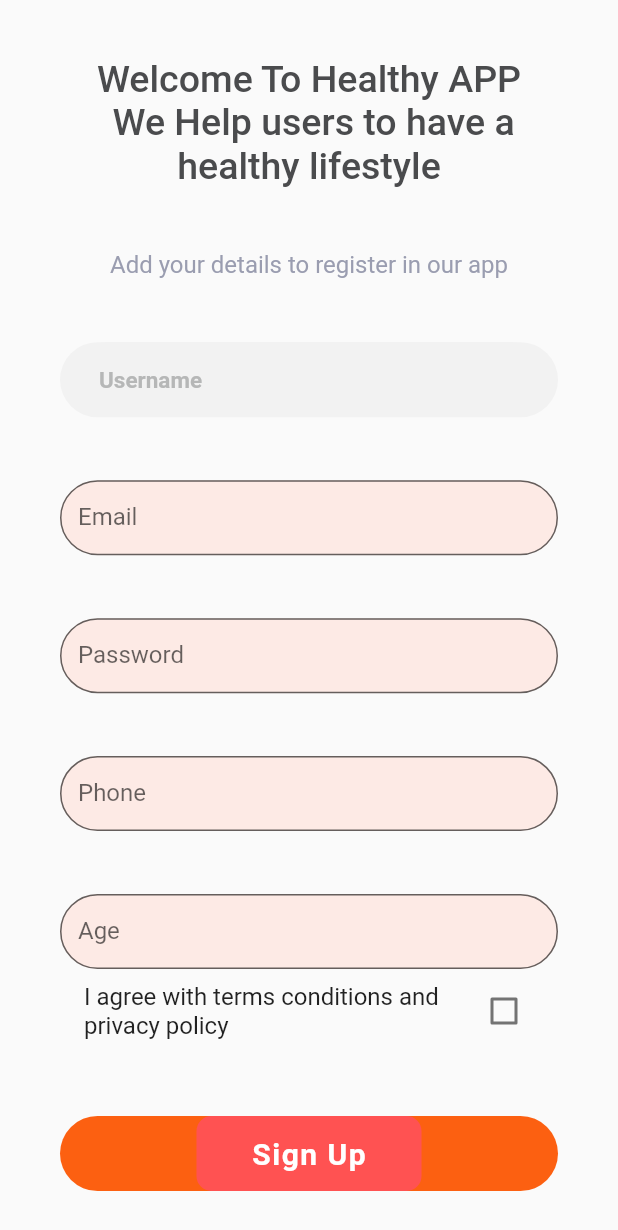
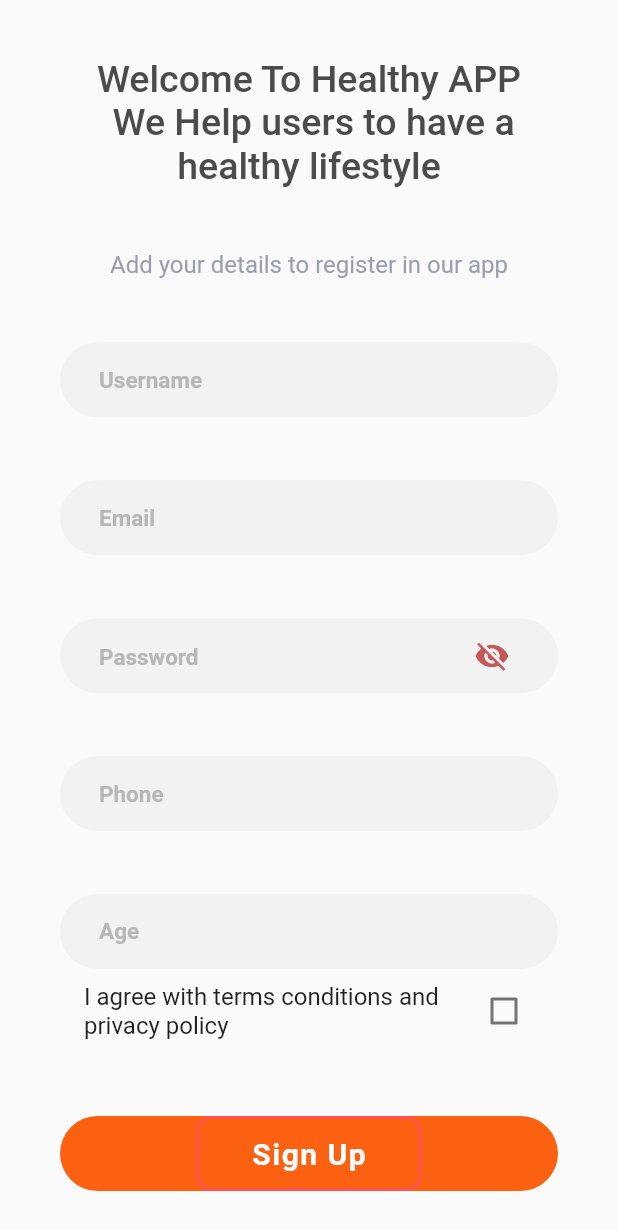
Before and after one commit to NassimMahmoudi/Healthy01, a Flutter app: the RegisterScreen screen opened by its route, on a phone screen of 412 x 824 dp. Shown: the top 1230 px of the screen. Run offline on Flutter 3.47's test engine with Material 2 defaults, Android fonts, the phone set to English and light mode, and no system bars; drawn by our look-alikes of snippet_coder_utils; our stand-ins replace flutter_svg; missing offline and left inert: api_cache_manager, clip_shadow, dart:html; Roboto replaces fonts that are missing (Metropolis).

Commit message:
OnBoarding Second Screen commit

```diff
--- a/lib/main.dart
+++ b/lib/main.dart
@@ -15,6 +15,7 @@ import 'package:healthy01/screens/myOrderScreen.dart';
 import 'package:healthy01/screens/newPwScreen.dart';
 import 'package:healthy01/screens/notificationScreen.dart';
 import 'package:healthy01/screens/offerScreen.dart';
+import 'package:healthy01/screens/onboarding_second_screen.dart';
 import 'package:healthy01/screens/paymentScreen.dart';
 import 'package:healthy01/screens/profileScreen.dart';
 import 'package:healthy01/screens/register.dart';
@@ -94,6 +95,8 @@ class App extends StatelessWidget {
       ),
       routes: {
         RegisterScreen.routeName: (context) => const RegisterScreen(),
+        OnboardingSecondScreen.routeName: (context) =>
+            const OnboardingSecondScreen(),
         LoginScreen.routeName: (context) => const LoginScreen(),
         OnboardingScreen.routeName: (context) => const OnboardingScreen(),
         ForgetPwScreen.routeName: (context) => ForgetPwScreen(),
--- a/lib/screens/login.dart
+++ b/lib/screens/login.dart
@@ -194,6 +194,7 @@ class _loginScreenState extends State<LoginScreen> {
                         },
                         txtColor: Color.fromARGB(255, 255, 255, 255),
                         borderRadius: 10,
+                        btnColor: Color(0xFFFC6011),
                       ),
                     )),
                 Spacer(),
--- a/lib/screens/register.dart
+++ b/lib/screens/register.dart
@@ -7,6 +7,7 @@ import 'package:healthy01/const/colors.dart';
 import 'package:healthy01/models/register_request_model.dart';
 import 'package:healthy01/screens/homeScreen.dart';
 import 'package:healthy01/screens/home_screen.dart';
+import 'package:healthy01/screens/login.dart';
 import 'package:healthy01/services/api_service.dart';
 import 'package:healthy01/utils/helper.dart';
 import 'package:snippet_coder_utils/FormHelper.dart';
@@ -24,14 +25,12 @@ class RegisterScreen extends StatefulWidget {
 }
 
 class _registerScreenState extends State<RegisterScreen> {
-  TextEditingController usernameController = TextEditingController();
-  TextEditingController passwordController = TextEditingController();
-  TextEditingController ageController = TextEditingController();
-  TextEditingController phoneController = TextEditingController();
-  TextEditingController emailController = TextEditingController();
   bool isApiCallProcess = false;
   String? userName;
   String? password;
+  String? email;
+  String? phone;
+  String? age;
   bool hidePassword = true;
   GlobalKey<FormState> globalFormKey = GlobalKey<FormState>();
   bool isChecked = false;
@@ -122,98 +121,142 @@ class _registerScreenState extends State<RegisterScreen> {
                 ),
                 Spacer(),
                 Container(
+                  width: double.infinity,
                   height: 50,
-                  alignment: Alignment.center,
+                  // ignore: prefer_const_constructors
+                  decoration: ShapeDecoration(
+                    color: AppColor.placeholderBg,
+                    shape: const StadiumBorder(),
+                  ),
                   //margin: EdgeInsets.symmetric(horizontal: 50),
-                  child: TextField(
-                    controller: emailController,
-                    decoration: InputDecoration(
-                      labelText: "Email",
-                      filled: true, //<-- SEE HERE
-                      fillColor: Color.fromARGB(255, 253, 234, 229),
-                      border: OutlineInputBorder(
-                        borderRadius: BorderRadius.circular(30),
-                        borderSide: BorderSide(
-                          color: Color.fromARGB(255, 253, 116, 98),
-                          width: 5.0,
-                        ),
-                      ),
-                    ),
-                    obscureText: false,
+                  child: FormHelper.inputFieldWidget(
+                    context,
+                    "Email",
+                    "Email",
+                    (onValidateVal) {
+                      if (onValidateVal.isEmpty) {
+                        return 'Email can\'t be empty.';
+                      }
+
+                      return null;
+                    },
+                    (onSavedVal) => {
+                      email = onSavedVal,
+                    },
+                    borderColor: AppColor.placeholderBg,
+                    borderFocusColor: AppColor.placeholderBg,
+                    textColor: AppColor.placeholder,
+                    hintColor: AppColor.placeholder,
+                    borderRadius: 10,
                   ),
                 ),
                 Spacer(),
                 Container(
                   height: 50,
                   alignment: Alignment.center,
+                  decoration: const ShapeDecoration(
+                    color: AppColor.placeholderBg,
+                    shape: StadiumBorder(),
+                  ),
                   //margin: EdgeInsets.symmetric(horizontal: 50),
-                  child: TextField(
-                    controller: passwordController,
-                    decoration: InputDecoration(
-                      labelText: "Password",
-                      filled: true, //<-- SEE HERE
-                      fillColor: Color.fromARGB(255, 253, 234, 229),
-                      border: OutlineInputBorder(
-                        borderRadius: BorderRadius.circular(30),
-                        borderSide: BorderSide(
-                          color: Color.fromARGB(255, 253, 116, 98),
-                          width: 5.0,
-                        ),
+                  child: FormHelper.inputFieldWidget(
+                    context,
+                    "Password",
+                    "Password",
+                    (onValidateVal) {
+                      if (onValidateVal.isEmpty) {
+                        return 'Password can\'t be empty.';
+                      }
+
+                      return null;
+                    },
+                    (onSavedVal) => {
+                      password = onSavedVal,
+                    },
+                    prefixIcon: const Icon(Icons.lock),
+                    initialValue: "",
+                    obscureText: hidePassword,
+                    borderFocusColor: AppColor.placeholderBg,
+                    prefixIconColor: Color.fromARGB(255, 230, 78, 78),
+                    borderColor: AppColor.placeholderBg,
+                    textColor: AppColor.placeholder,
+                    hintColor: AppColor.placeholder,
+                    borderRadius: 10,
+                    suffixIcon: IconButton(
+                      onPressed: () {
+                        setState(() {
+                          hidePassword = !hidePassword;
+                        });
+                      },
+                      color: Color.fromARGB(255, 177, 21, 21).withOpacity(0.7),
+                      icon: Icon(
+                        hidePassword ? Icons.visibility_off : Icons.visibility,
                       ),
                     ),
-                    obscureText: true,
                   ),
                 ),
                 Spacer(),
                 Container(
+                  width: double.infinity,
                   height: 50,
-                  alignment: Alignment.center,
+                  // ignore: prefer_const_constructors
+                  decoration: ShapeDecoration(
+                    color: AppColor.placeholderBg,
+                    shape: const StadiumBorder(),
+                  ),
                   //margin: EdgeInsets.symmetric(horizontal: 50),
-                  child: TextField(
-                    controller: phoneController,
-                    keyboardType: TextInputType.number,
-                    inputFormatters: <TextInputFormatter>[
-                      FilteringTextInputFormatter.digitsOnly
-                    ],
-                    decoration: InputDecoration(
-                      labelText: "Phone",
-                      filled: true, //<-- SEE HERE
-                      fillColor: Color.fromARGB(255, 253, 234, 229),
-                      border: OutlineInputBorder(
-                        borderRadius: BorderRadius.circular(30),
-                        borderSide: BorderSide(
-                          color: Color.fromARGB(255, 253, 116, 98),
-                          width: 5.0,
-                        ),
-                      ),
-                    ),
-                    obscureText: false,
+                  child: FormHelper.inputFieldWidget(
+                    context,
+                    "Phone",
+                    "Phone",
+                    (onValidateVal) {
+                      if (onValidateVal.isEmpty) {
+                        return 'Phone can\'t be empty.';
+                      }
+
+                      return null;
+                    },
+                    (onSavedVal) => {
+                      phone = onSavedVal,
+                    },
+                    borderColor: AppColor.placeholderBg,
+                    borderFocusColor: AppColor.placeholderBg,
+                    textColor: AppColor.placeholder,
+                    hintColor: AppColor.placeholder,
+                    borderRadius: 10,
+                    isNumeric: true,
                   ),
                 ),
                 Spacer(),
                 Container(
+                  width: double.infinity,
                   height: 50,
-                  alignment: Alignment.center,
+                  // ignore: prefer_const_constructors
+                  decoration: ShapeDecoration(
+                    color: AppColor.placeholderBg,
+                    shape: const StadiumBorder(),
+                  ),
                   //margin: EdgeInsets.symmetric(horizontal: 50),
-                  child: TextField(
-                    controller: ageController,
-                    keyboardType: TextInputType.number,
-                    inputFormatters: <TextInputFormatter>[
-                      FilteringTextInputFormatter.digitsOnly
-                    ],
-                    decoration: InputDecoration(
-                      labelText: "Age",
-                      filled: true, //<-- SEE HERE
-                      fillColor: Color.fromARGB(255, 253, 234, 229),
-                      border: OutlineInputBorder(
-                        borderRadius: BorderRadius.circular(30),
-                        borderSide: BorderSide(
-                          color: Color.fromARGB(255, 253, 116, 98),
-                          width: 5.0,
-                        ),
-                      ),
-                    ),
-                    obscureText: false,
+                  child: FormHelper.inputFieldWidget(
+                    context,
+                    "Age",
+                    "Age",
+                    (onValidateVal) {
+                      if (onValidateVal.isEmpty) {
+                        return 'Age can\'t be empty.';
+                      }
+
+                      return null;
+                    },
+                    (onSavedVal) => {
+                      age = onSavedVal,
+                    },
+                    borderColor: AppColor.placeholderBg,
+                    borderFocusColor: AppColor.placeholderBg,
+                    textColor: AppColor.placeholder,
+                    hintColor: AppColor.placeholder,
+                    borderRadius: 10,
+                    isNumeric: true,
                   ),
                 ),
                 CheckboxListTile(
@@ -240,8 +283,9 @@ class _registerScreenState extends State<RegisterScreen> {
                       child: FormHelper.submitButton(
                         "Sign Up",
                         () {
-                          print(' $userName, $password');
                           if (validateAndSave()) {
+                            print(
+                                ' $userName, $password, $email, $phone, $age');
                             setState(() {
                               isApiCallProcess = true;
                             });
@@ -249,9 +293,9 @@ class _registerScreenState extends State<RegisterScreen> {
                             RegisterRequestModel model = RegisterRequestModel(
                               username: userName!,
                               password: password!,
-                              email: password!,
-                              age: password!,
-                              phone: password!,
+                              email: email!,
+                              age: age!,
+                              phone: phone!,
                             );
 
                             APIService.register(model).then(
@@ -266,11 +310,9 @@ class _registerScreenState extends State<RegisterScreen> {
                                     "Registration Successful. Please login to the account",
                                     "OK",
                                     () {
-                                      Navigator.pushNamedAndRemoveUntil(
-                                        context,
-                                        '/',
-                                        (route) => false,
-                                      );
+                                      Navigator.of(context)
+                                          .pushReplacementNamed(
+                                              OnboardingSecondScreen.routeName);
                                     },
                                   );
                                 } else {
@@ -290,6 +332,7 @@ class _registerScreenState extends State<RegisterScreen> {
                         },
                         txtColor: Color.fromARGB(255, 255, 255, 255),
                         borderRadius: 10,
+                        btnColor: Color(0xFFFC6011),
                       ),
                     )),
               ],
```
Also changed, not shown: lib/screens/homeScreen.dart (+14 -32 lines), lib/screens/onboarding_second_screen.dart (+125 -107 lines).
